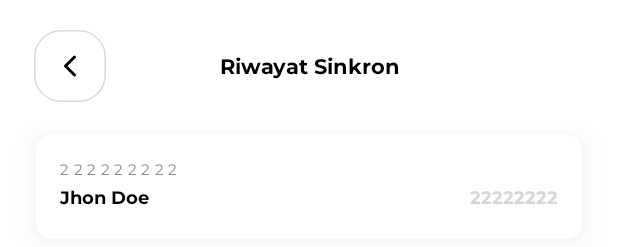
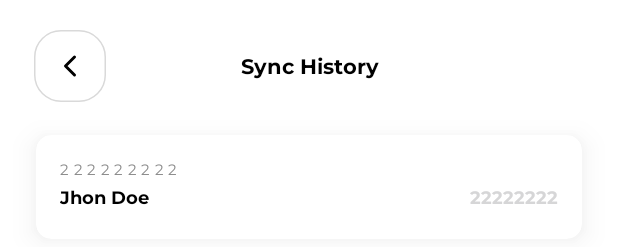
Before and after one commit to teknologikartuindonesia/kotlin-psp-mobile, an Android app: the layout activity_history_sync_digital_card.xml on its own in the app's theme, with its tools: preview values and no code run, on a phone screen of 412 x 824 dp. Shown: the top 247 px of the screen. Run offline under Robolectric (Android 15) with nearby library versions, the phone set to English and light mode, and no system bars.

Commit message:
fixing dual language FAQ

```diff
--- a/app/src/main/res/layout/activity_faq.xml
+++ b/app/src/main/res/layout/activity_faq.xml
@@ -35,7 +35,7 @@
                 android:layout_weight="1"
                 android:fontFamily="@font/montserrat_bold"
                 android:gravity="center"
-                android:text="Faq"
+                android:text="@string/faq"
                 android:textColor="@color/black"
                 android:textStyle="bold" />
 
--- a/app/src/main/res/layout/activity_history_sync_digital_card.xml
+++ b/app/src/main/res/layout/activity_history_sync_digital_card.xml
@@ -32,7 +32,7 @@
                 android:layout_weight="1"
                 android:fontFamily="@font/montserrat_bold"
                 android:gravity="center"
-                android:text="Riwayat Sinkron"
+                android:text="@string/sync_history"
                 android:textColor="@color/black"
                 android:textStyle="bold" />
 
--- a/app/src/main/res/layout/dialog_cs.xml
+++ b/app/src/main/res/layout/dialog_cs.xml
@@ -68,7 +68,7 @@
             android:layout_marginEnd="5dp"
             android:background="@drawable/bg_button_red"
             android:fontFamily="@font/montserrat_bold"
-            android:text="Batal"
+            android:text="@string/cancel"
             android:textSize="14dp" />
 
         <androidx.appcompat.widget.AppCompatButton
@@ -79,7 +79,7 @@
             android:layout_marginStart="5dp"
             android:background="@drawable/bg_button_blue"
             android:fontFamily="@font/montserrat_bold"
-            android:text="Ya"
+            android:text="@string/yes"
             android:textSize="14dp" />
     </LinearLayout>
 </LinearLayout>
```
